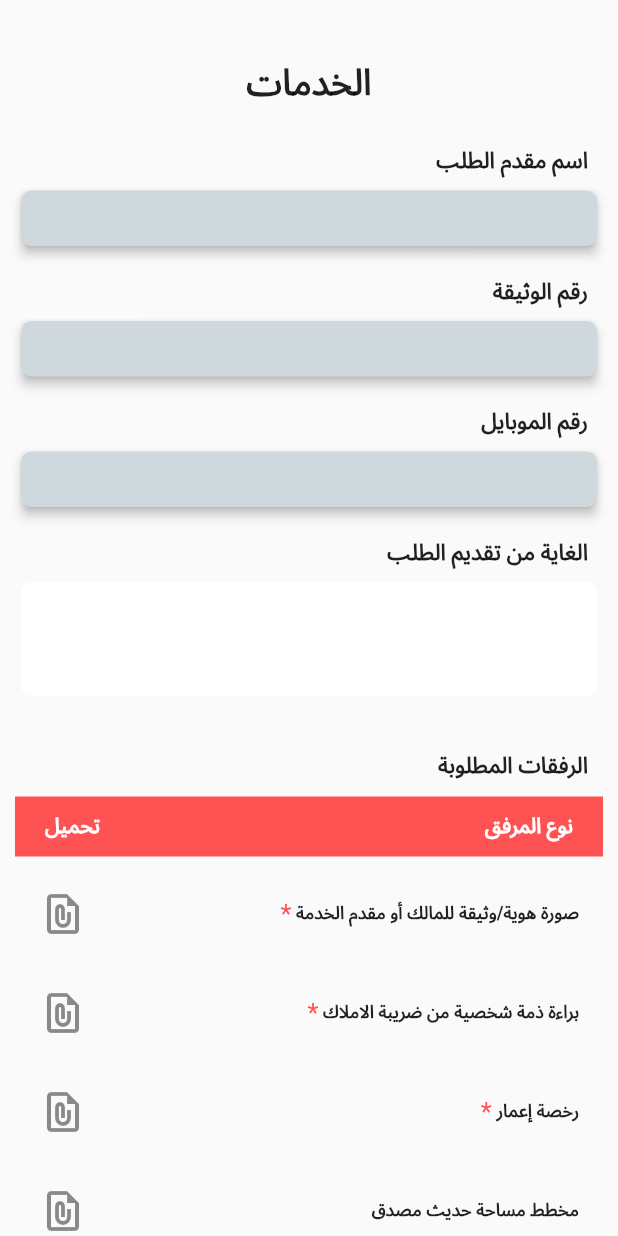
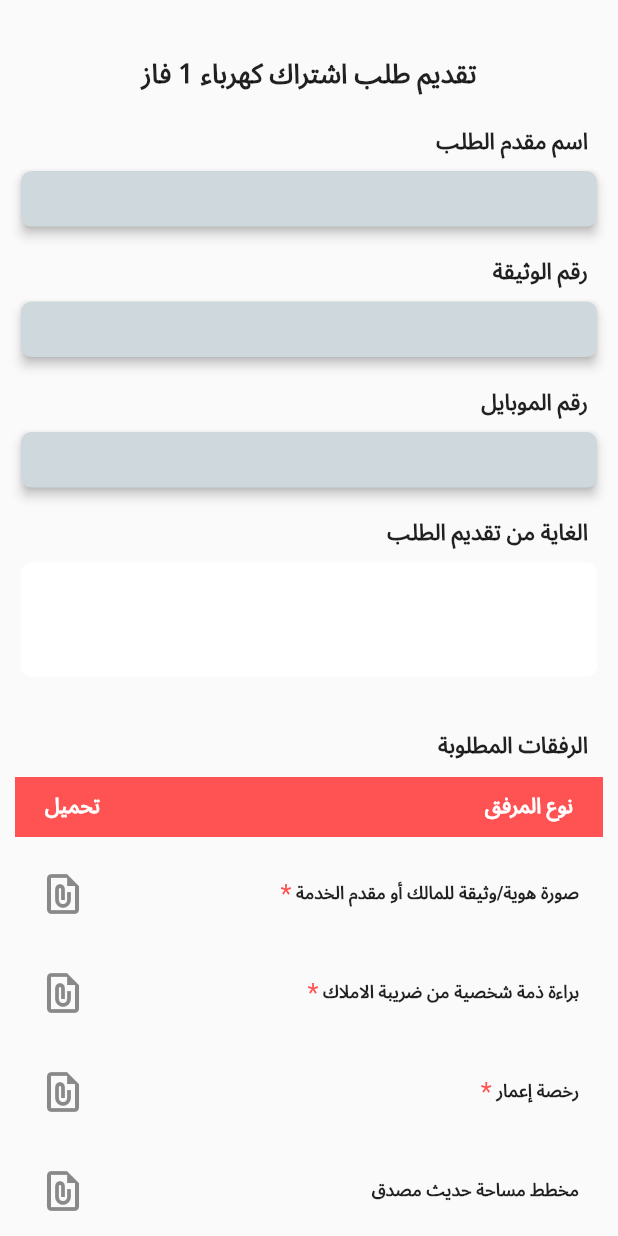
Before and after one commit to adhamAbuAllan/municipal_app, a Flutter app: the OrderApplyScreen screen opened directly, on a phone screen of 412 x 824 dp. Run offline on Flutter 3.47's test engine with Material 3 defaults, Android fonts, the light colour scheme and no system bars; our stand-ins replace get.

Commit message:
change the title

```diff
--- a/lib/features/screens/order_apply_screen.dart
+++ b/lib/features/screens/order_apply_screen.dart
@@ -8,10 +8,10 @@ class OrderApplyScreen extends StatelessWidget {
 
   @override
   Widget build(BuildContext context) {
-    return Scaffold(
+    return const Scaffold(
       body: SafeArea(
 
-        child: const SingleChildScrollView(
+        child: SingleChildScrollView(
           physics: BouncingScrollPhysics(decelerationRate: ScrollDecelerationRate.fast),
 
           padding: EdgeInsets.symmetric(horizontal: 10),
@@ -25,9 +25,9 @@ class OrderApplyScreen extends StatelessWidget {
                 Align(
                   alignment: Alignment.center,
                   child: Text(
-                    "الخدمات",
+                    "تقديم طلب اشتراك كهرباء 1 فاز",
                     style: TextStyle(
-                      fontSize: 24,
+                      fontSize: 18,
                       fontWeight: FontWeight.w700,
                     ),
                   ),
```
